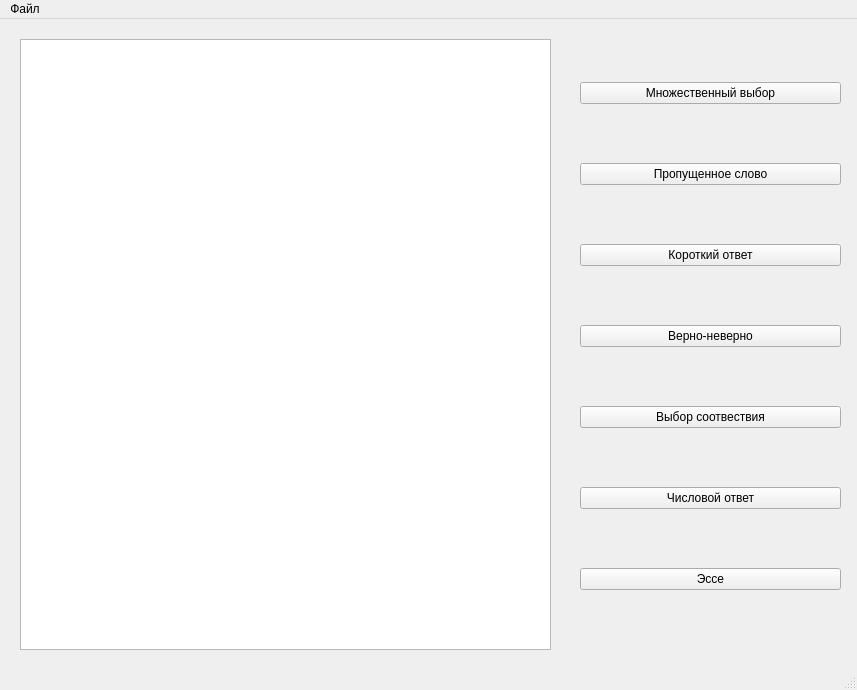
LameHonest/Gift-Editor-MacOS, file GiftEditor/mainwindow.ui: the form before one commit.
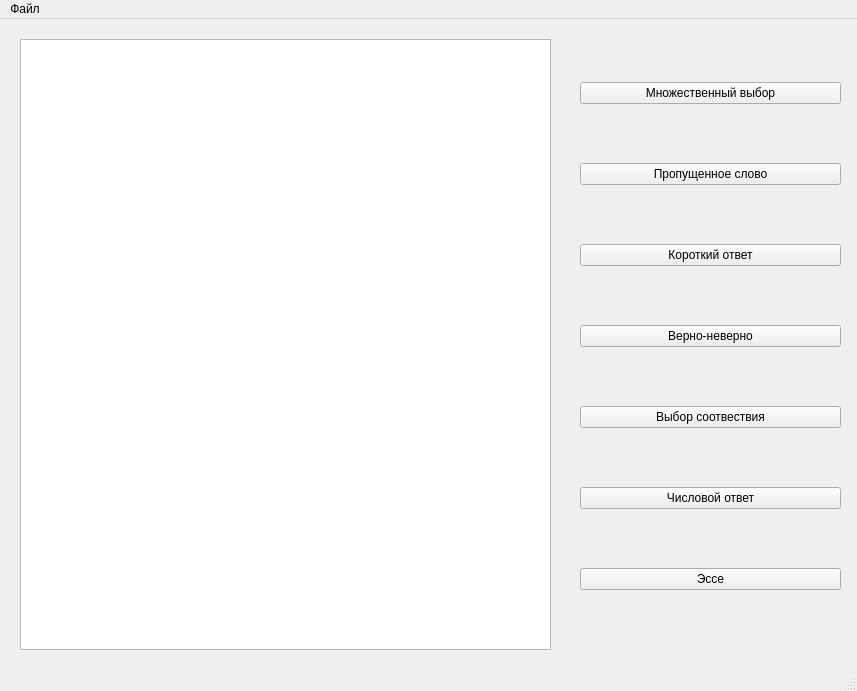
The form after the commit.

What changed in the file:
```diff
--- a/GiftEditor/mainwindow.ui
+++ b/GiftEditor/mainwindow.ui
@@ -7,7 +7,7 @@
     <x>0</x>
     <y>0</y>
     <width>857</width>
-    <height>690</height>
+    <height>691</height>
    </rect>
   </property>
   <property name="windowTitle">
```
